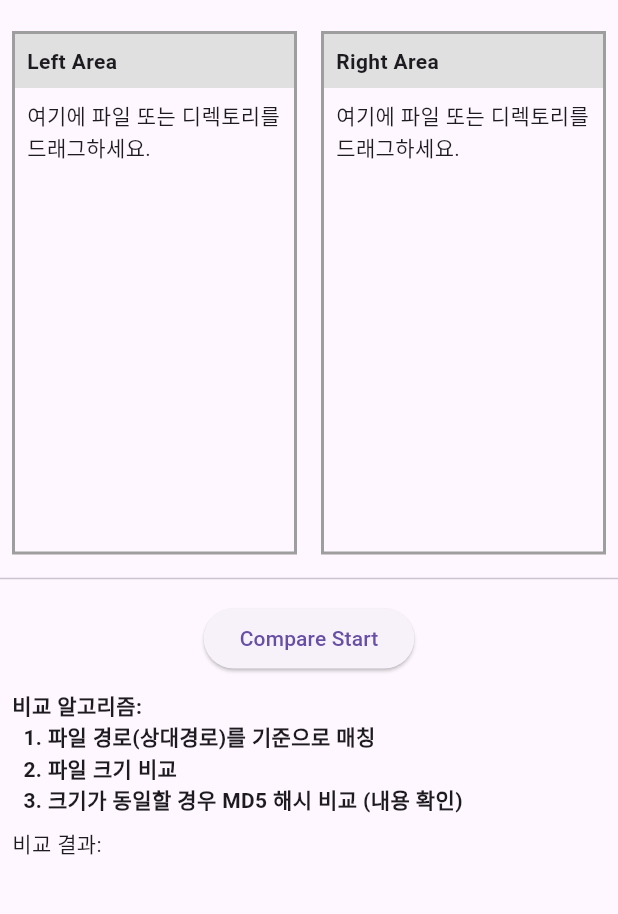
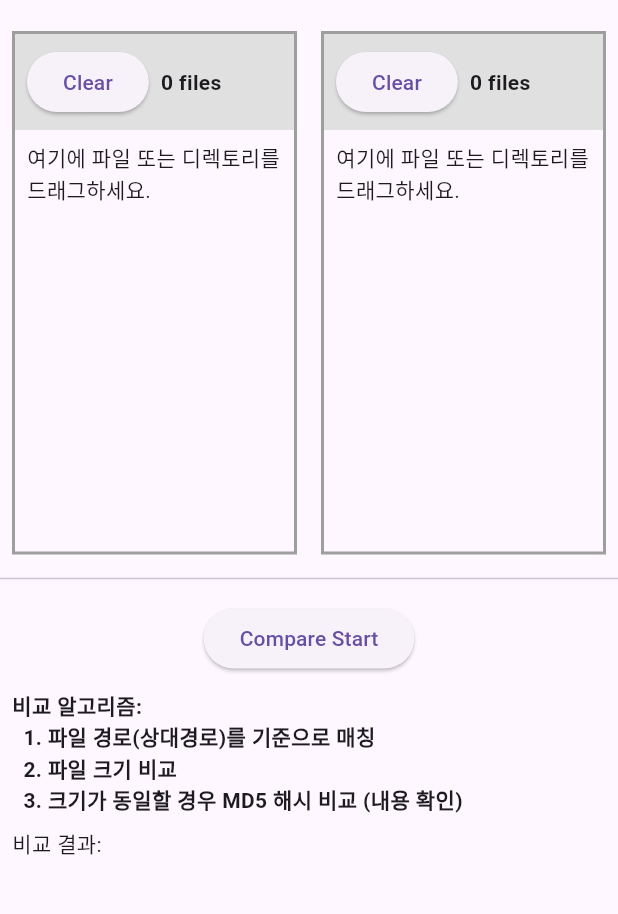
Before and after one commit to lucusowl/cinnamon, a Flutter app: the screen it shows after launch, on a phone screen of 412 x 824 dp, the part 65-979 px from its top. Run offline on Flutter 3.47's test engine with Material 3 defaults, Android fonts, the light colour scheme and no system bars; missing offline and left inert: desktop_drop.

Commit message:
fix: v0.1.2 title area
- add: area clear button
- add: display total counts of files

```diff
--- a/lib/main.dart
+++ b/lib/main.dart
@@ -229,9 +229,19 @@ class _FileComparePageState extends State<FileComparePage> {
         Container(
           color: Colors.grey[300],
           padding: EdgeInsets.all(8.0),
-          child: Text(
-            title,
-            style: TextStyle(fontWeight: FontWeight.bold),
+          child: Wrap(
+            spacing: 8.0,
+            crossAxisAlignment: WrapCrossAlignment.center,
+            children: [
+              ElevatedButton(
+                onPressed: () => setState(() {files.clear();}),
+                child: Text("Clear"),
+              ),
+              Text(
+                "${files.length} files",
+                style: TextStyle(fontWeight: FontWeight.bold),
+              ),
+            ],
           ),
         ),
         Expanded(
```
